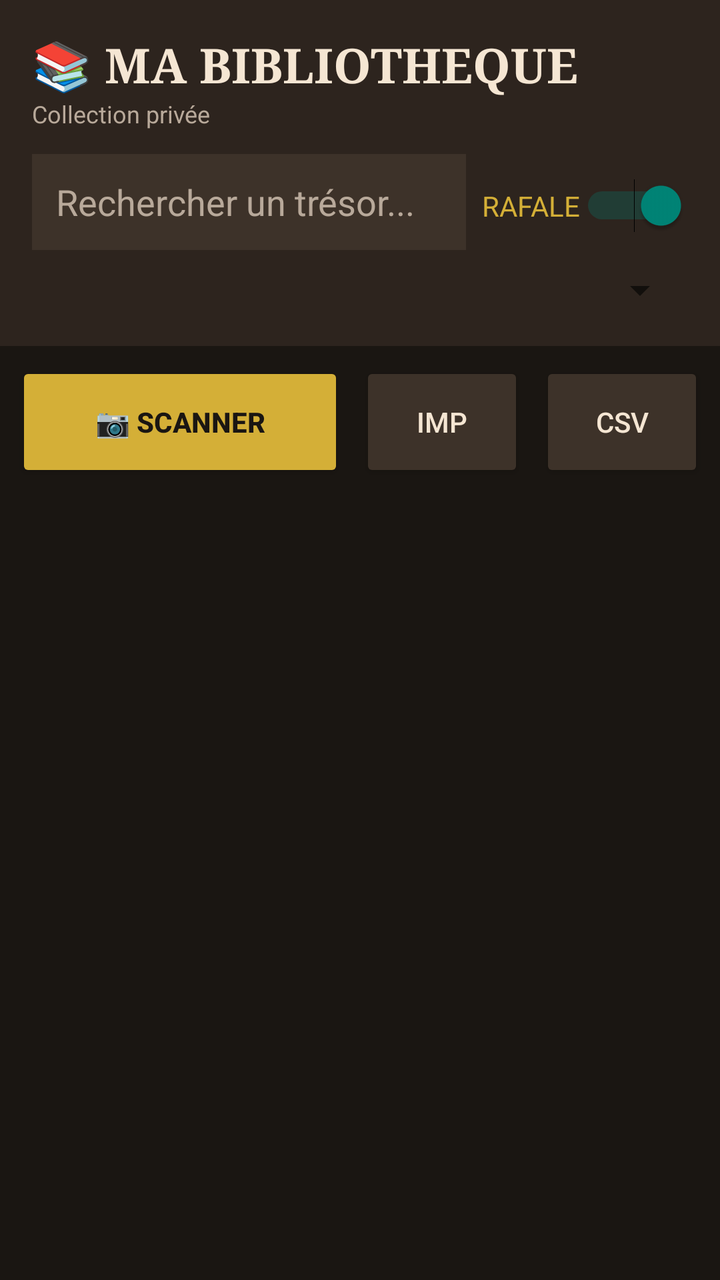
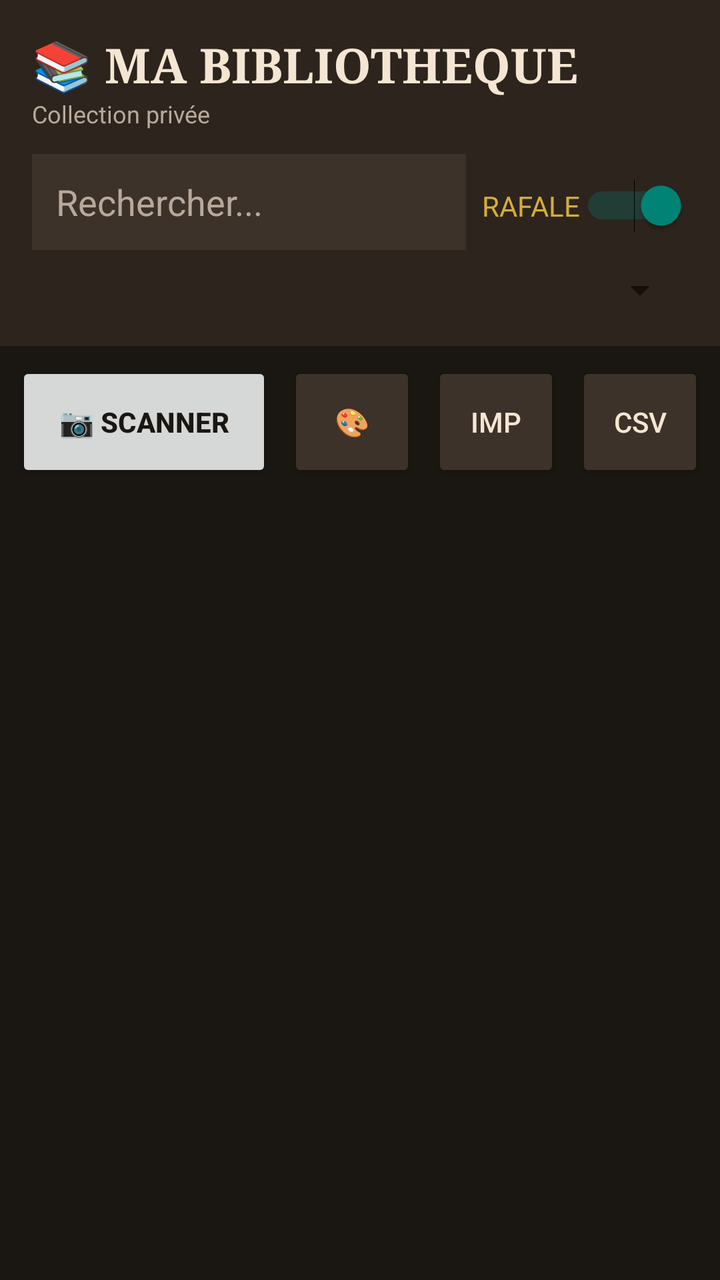

The first picture is an Android layout as it rendered before a commit; the second is the same layout after the commit. The layout source and the unified diff follow.
<!-- AndroidManifest.xml: application theme Theme.AppCompat.Light.DarkActionBar -->
<!-- res/layout/activity_main.xml -->
<?xml version="1.0" encoding="utf-8"?>
<LinearLayout xmlns:android="http://schemas.android.com/apk/res/android" android:orientation="vertical" android:layout_width="match_parent" android:layout_height="match_parent" android:background="#1A1612">
    <LinearLayout android:orientation="vertical" android:layout_width="match_parent" android:layout_height="wrap_content" android:background="#2D241E" android:padding="16dp">
        <TextView android:id="@+id/title" android:layout_width="match_parent" android:layout_height="wrap_content" android:text="📚 MA BIBLIOTHEQUE" android:textSize="24sp" android:textStyle="bold" android:textColor="#F5E6D3" android:fontFamily="serif"/>
        <TextView android:layout_width="match_parent" android:layout_height="wrap_content" android:text="Collection privée" android:textColor="#B8A99A" android:textSize="12sp"/>
        <LinearLayout android:orientation="horizontal" android:layout_width="match_parent" android:layout_height="wrap_content" android:layout_marginTop="12dp">
            <EditText android:id="@+id/search" android:layout_width="0dp" android:layout_weight="1" android:layout_height="48dp" android:hint="Rechercher un trésor..." android:background="#3D3229" android:textColor="#F5E6D3" android:textColorHint="#B8A99A" android:padding="12dp"/>
            <Switch android:id="@+id/switchRafale" android:layout_width="wrap_content" android:layout_height="wrap_content" android:text="RAFALE" android:textColor="#D4AF37" android:checked="true" android:layout_marginLeft="8dp"/>
        </LinearLayout>
        <Spinner android:id="@+id/spinnerCat" android:layout_width="match_parent" android:layout_height="wrap_content" android:layout_marginTop="8dp"/>
    </LinearLayout>
    <LinearLayout android:orientation="horizontal" android:layout_width="match_parent" android:layout_height="wrap_content" android:padding="8dp" android:background="#1A1612">
        <Button android:id="@+id/btnScan" android:layout_width="0dp" android:layout_weight="2" android:layout_height="60dp" android:text="📷 SCANNER" android:backgroundTint="#D4AF37" android:textColor="#1A1612" android:textStyle="bold"/>
        <Button android:id="@+id/btnImport" android:layout_width="0dp" android:layout_weight="1" android:layout_height="60dp" android:text="IMP" android:layout_marginLeft="8dp" android:backgroundTint="#3D3229" android:textColor="#F5E6D3"/>
        <Button android:id="@+id/btnExport" android:layout_width="0dp" android:layout_weight="1" android:layout_height="60dp" android:text="CSV" android:layout_marginLeft="8dp" android:backgroundTint="#3D3229" android:textColor="#F5E6D3"/>
    </LinearLayout>
    <androidx.recyclerview.widget.RecyclerView android:id="@+id/recycler" android:layout_width="match_parent" android:layout_height="match_parent" android:background="#1A1612"/>
</LinearLayout>
<!-- resources referenced by this layout -->
<resources>

</resources>

<!-- the commit's change to res/layout/activity_main.xml (unified diff, before → after) -->
@@ -1,18 +1,25 @@
 <?xml version="1.0" encoding="utf-8"?>
-<LinearLayout xmlns:android="http://schemas.android.com/apk/res/android" android:orientation="vertical" android:layout_width="match_parent" android:layout_height="match_parent" android:background="#1A1612">
-    <LinearLayout android:orientation="vertical" android:layout_width="match_parent" android:layout_height="wrap_content" android:background="#2D241E" android:padding="16dp">
-        <TextView android:id="@+id/title" android:layout_width="match_parent" android:layout_height="wrap_content" android:text="📚 MA BIBLIOTHEQUE" android:textSize="24sp" android:textStyle="bold" android:textColor="#F5E6D3" android:fontFamily="serif"/>
-        <TextView android:layout_width="match_parent" android:layout_height="wrap_content" android:text="Collection privée" android:textColor="#B8A99A" android:textSize="12sp"/>
-        <LinearLayout android:orientation="horizontal" android:layout_width="match_parent" android:layout_height="wrap_content" android:layout_marginTop="12dp">
-            <EditText android:id="@+id/search" android:layout_width="0dp" android:layout_weight="1" android:layout_height="48dp" android:hint="Rechercher un trésor..." android:background="#3D3229" android:textColor="#F5E6D3" android:textColorHint="#B8A99A" android:padding="12dp"/>
-            <Switch android:id="@+id/switchRafale" android:layout_width="wrap_content" android:layout_height="wrap_content" android:text="RAFALE" android:textColor="#D4AF37" android:checked="true" android:layout_marginLeft="8dp"/>
+<FrameLayout xmlns:android="http://schemas.android.com/apk/res/android" android:id="@+id/rootLayout" android:layout_width="match_parent" android:layout_height="match_parent" android:background="#1A1612">
+    
+    <ImageView android:id="@+id/bgImage" android:layout_width="match_parent" android:layout_height="match_parent" android:scaleType="centerCrop" android:visibility="gone"/>
+    <View android:id="@+id/bgOverlay" android:layout_width="match_parent" android:layout_height="match_parent" android:background="#AA1A1612" android:visibility="gone"/>
+
+    <LinearLayout android:orientation="vertical" android:layout_width="match_parent" android:layout_height="match_parent">
+        <LinearLayout android:id="@+id/headerLayout" android:orientation="vertical" android:layout_width="match_parent" android:layout_height="wrap_content" android:background="#2D241E" android:padding="16dp">
+            <TextView android:id="@+id/title" android:layout_width="match_parent" android:layout_height="wrap_content" android:text="📚 MA BIBLIOTHEQUE" android:textSize="24sp" android:textStyle="bold" android:textColor="#F5E6D3" android:fontFamily="serif"/>
+            <TextView android:id="@+id/subtitle" android:layout_width="match_parent" android:layout_height="wrap_content" android:text="Collection privée" android:textColor="#B8A99A" android:textSize="12sp"/>
+            <LinearLayout android:orientation="horizontal" android:layout_width="match_parent" android:layout_height="wrap_content" android:layout_marginTop="12dp">
+                <EditText android:id="@+id/search" android:layout_width="0dp" android:layout_weight="1" android:layout_height="48dp" android:hint="Rechercher..." android:background="#3D3229" android:textColor="#F5E6D3" android:textColorHint="#B8A99A" android:padding="12dp"/>
+                <Switch android:id="@+id/switchRafale" android:layout_width="wrap_content" android:layout_height="wrap_content" android:text="RAFALE" android:textColor="#D4AF37" android:checked="true" android:layout_marginStart="8dp"/>
+            </LinearLayout>
+            <Spinner android:id="@+id/spinnerCat" android:layout_width="match_parent" android:layout_height="wrap_content" android:layout_marginTop="8dp"/>
         </LinearLayout>
-        <Spinner android:id="@+id/spinnerCat" android:layout_width="match_parent" android:layout_height="wrap_content" android:layout_marginTop="8dp"/>
+        <LinearLayout android:orientation="horizontal" android:layout_width="match_parent" android:layout_height="wrap_content" android:padding="8dp">
+            <Button android:id="@+id/btnScan" android:layout_width="0dp" android:layout_weight="2" android:layout_height="60dp" android:text="📷 SCANNER" android:textColor="#1A1612" android:textStyle="bold"/>
+            <Button android:id="@+id/btnTheme" android:layout_width="0dp" android:layout_weight="1" android:layout_height="60dp" android:text="🎨" android:layout_marginStart="8dp" android:backgroundTint="#3D3229" android:textColor="#F5E6D3"/>
+            <Button android:id="@+id/btnImport" android:layout_width="0dp" android:layout_weight="1" android:layout_height="60dp" android:text="IMP" android:layout_marginStart="8dp" android:backgroundTint="#3D3229" android:textColor="#F5E6D3"/>
+            <Button android:id="@+id/btnExport" android:layout_width="0dp" android:layout_weight="1" android:layout_height="60dp" android:text="CSV" android:layout_marginStart="8dp" android:backgroundTint="#3D3229" android:textColor="#F5E6D3"/>
+        </LinearLayout>
+        <androidx.recyclerview.widget.RecyclerView android:id="@+id/recycler" android:layout_width="match_parent" android:layout_height="match_parent"/>
     </LinearLayout>
-    <LinearLayout android:orientation="horizontal" android:layout_width="match_parent" android:layout_height="wrap_content" android:padding="8dp" android:background="#1A1612">
-        <Button android:id="@+id/btnScan" android:layout_width="0dp" android:layout_weight="2" android:layout_height="60dp" android:text="📷 SCANNER" android:backgroundTint="#D4AF37" android:textColor="#1A1612" android:textStyle="bold"/>
-        <Button android:id="@+id/btnImport" android:layout_width="0dp" android:layout_weight="1" android:layout_height="60dp" android:text="IMP" android:layout_marginLeft="8dp" android:backgroundTint="#3D3229" android:textColor="#F5E6D3"/>
-        <Button android:id="@+id/btnExport" android:layout_width="0dp" android:layout_weight="1" android:layout_height="60dp" android:text="CSV" android:layout_marginLeft="8dp" android:backgroundTint="#3D3229" android:textColor="#F5E6D3"/>
-    </LinearLayout>
-    <androidx.recyclerview.widget.RecyclerView android:id="@+id/recycler" android:layout_width="match_parent" android:layout_height="match_parent" android:background="#1A1612"/>
-</LinearLayout>
+</FrameLayout>
